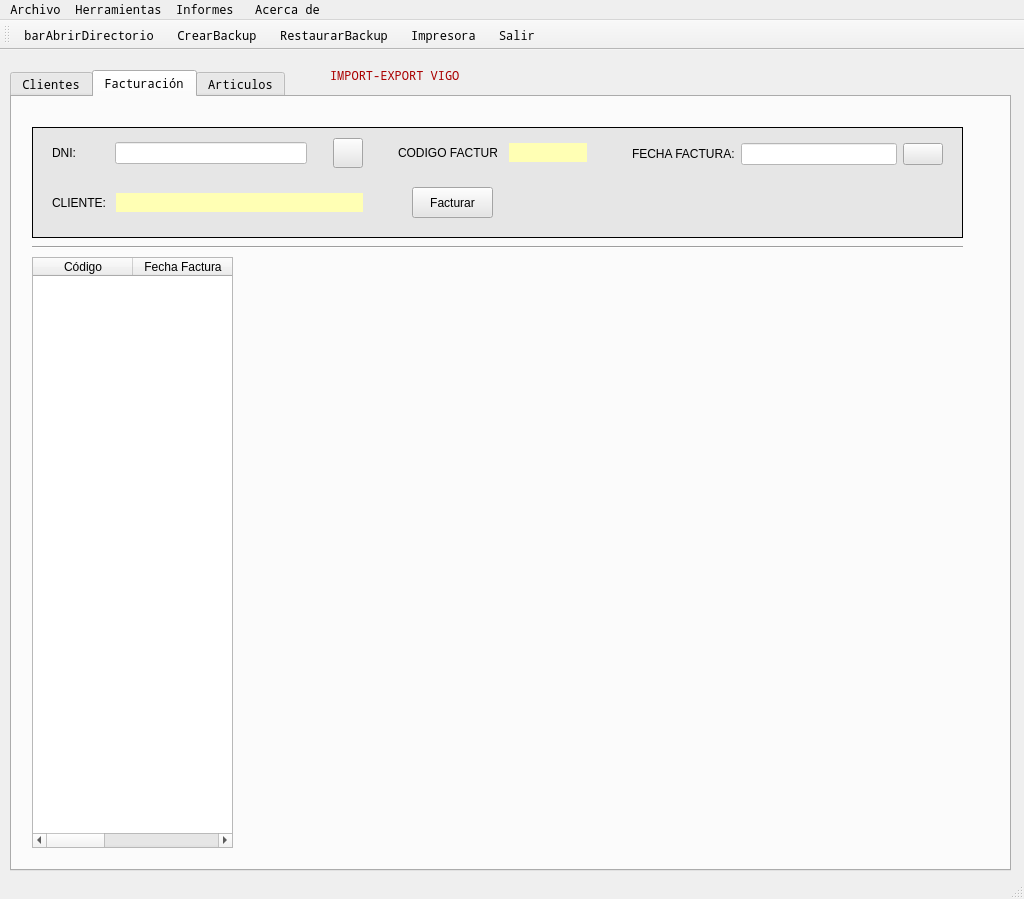
First picture: the form in window.ui, repository rulonunhez/nunezsantos, before the edit.
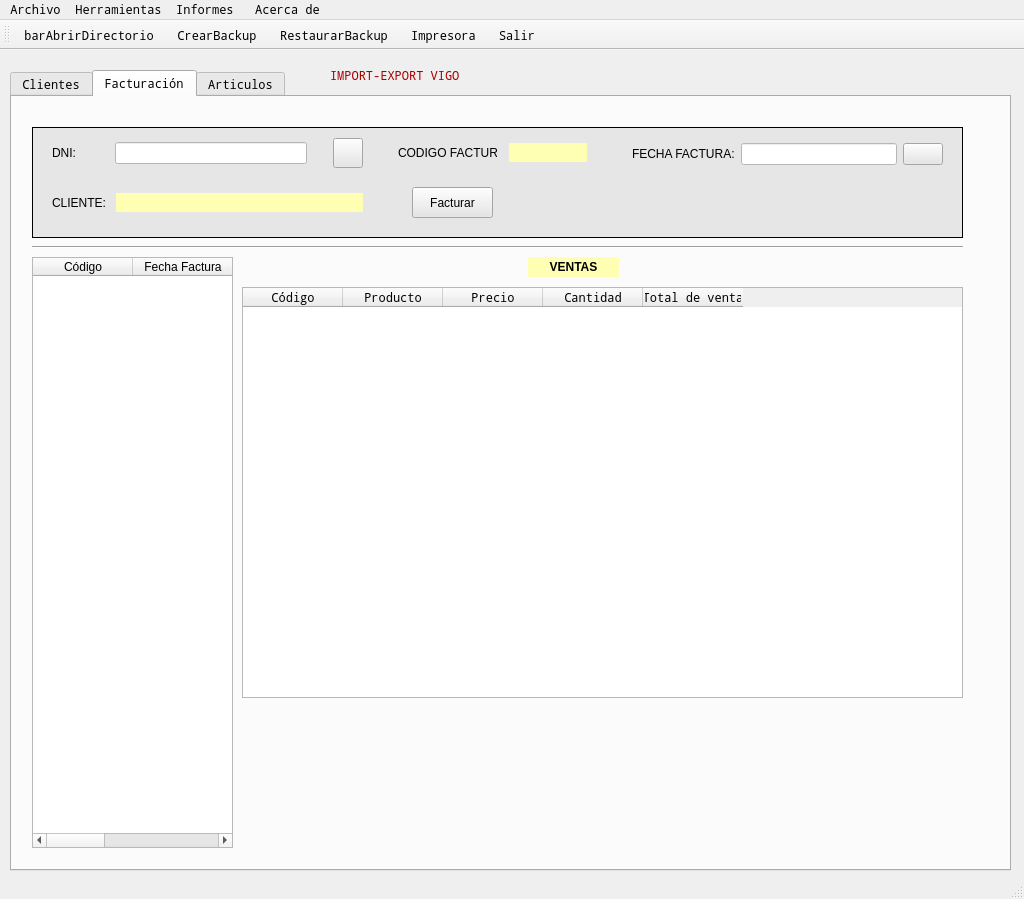
Second picture: the form after the edit. The open tabs and pages were chosen to show the change. Icons and pictures are not drawn.

Commit message: Día 25/01 (Harto de las ventas)

```diff
--- a/window.ui
+++ b/window.ui
@@ -1354,6 +1354,87 @@
        </property>
       </column>
      </widget>
+     <widget class="QTableWidget" name="tabVentas">
+      <property name="geometry">
+       <rect>
+        <x>230</x>
+        <y>190</y>
+        <width>721</width>
+        <height>411</height>
+       </rect>
+      </property>
+      <property name="layoutDirection">
+       <enum>Qt::LeftToRight</enum>
+      </property>
+      <attribute name="verticalHeaderVisible">
+       <bool>false</bool>
+      </attribute>
+      <attribute name="verticalHeaderDefaultSectionSize">
+       <number>40</number>
+      </attribute>
+      <column>
+       <property name="text">
+        <string>Código</string>
+       </property>
+       <property name="textAlignment">
+        <set>AlignCenter</set>
+       </property>
+      </column>
+      <column>
+       <property name="text">
+        <string>Producto</string>
+       </property>
+      </column>
+      <column>
+       <property name="text">
+        <string>Precio</string>
+       </property>
+       <property name="textAlignment">
+        <set>AlignCenter</set>
+       </property>
+      </column>
+      <column>
+       <property name="text">
+        <string>Cantidad</string>
+       </property>
+      </column>
+      <column>
+       <property name="text">
+        <string>Total de venta</string>
+       </property>
+      </column>
+     </widget>
+     <widget class="QLabel" name="label_4">
+      <property name="geometry">
+       <rect>
+        <x>516</x>
+        <y>160</y>
+        <width>91</width>
+        <height>20</height>
+       </rect>
+      </property>
+      <property name="font">
+       <font>
+        <weight>75</weight>
+        <bold>true</bold>
+       </font>
+      </property>
+      <property name="layoutDirection">
+       <enum>Qt::LeftToRight</enum>
+      </property>
+      <property name="autoFillBackground">
+       <bool>false</bool>
+      </property>
+      <property name="styleSheet">
+       <string notr="true">background-color:rgb(255, 255, 180)</string>
+      </property>
+      <property name="text">
+       <string>VENTAS</string>
+      </property>
+      <property name="alignment">
+       <set>Qt::AlignCenter</set>
+      </property>
+     </widget>
     </widget>
     <widget class="QWidget" name="tabArticulos">
      <attribute name="title">
```
Left out of the diff: 75 changed lines with no effect on the pictures. The commit also changes 8 other files.
